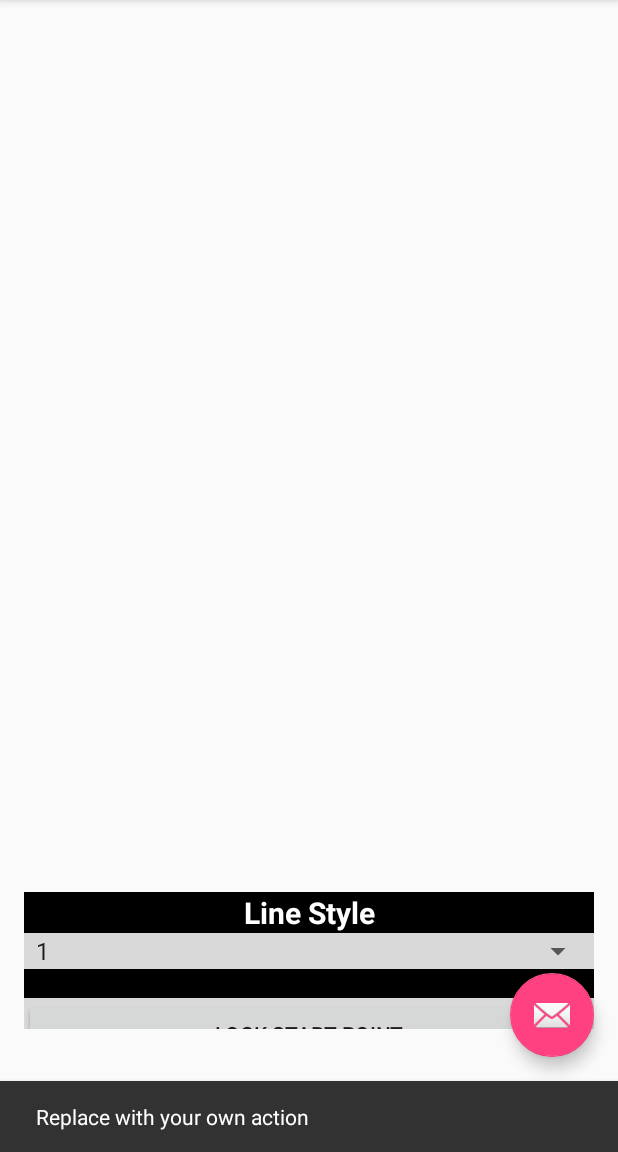
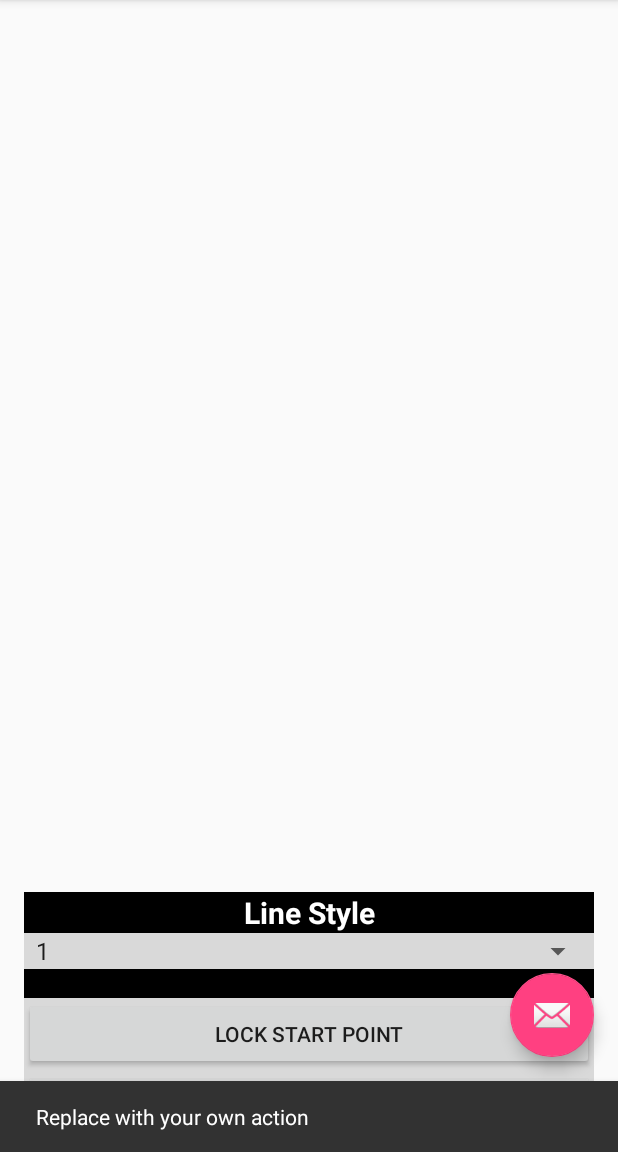
Before and after one commit to gary-larson/Canvas, an Android app: the screen it shows after launch (MainActivity), after a tap on an icon or button, on a phone screen of 412 x 824 dp, the part 84-1236 px from its top. Run offline under Robolectric (Android 15) with nearby library versions, the phone set to English and light mode, and no system bars.

Commit message:
Merge branch 'master' of git://github.com/Antonio408/Canvas into Antonio408-master
# Conflicts:
#	app/src/main/java/com/antonioramos/canvas/DrawShape.java
#	app/src/main/res/menu/menu_main.xml

```diff
--- a/app/src/main/java/com/antonioramos/canvas/DrawShape.java
+++ b/app/src/main/java/com/antonioramos/canvas/DrawShape.java
@@ -25,9 +25,7 @@ public class DrawShape extends View {
     private float x_end,y_end;
     private int currentColor = Color.BLACK;
     float strokeWidth =1;
-    ArrayList<Lines> lines;
     ArrayList<MyShape> shapes;
-    Lines newLine;
     boolean lockPoint = false;
     boolean lock= false;
 
@@ -47,7 +45,6 @@ public class DrawShape extends View {
     }
 
     private void setup(AttributeSet attributeSet){
-        lines = new ArrayList<>();
         shapes = new ArrayList<>();
         drawShape = new Paint();
         drawShape.setColor(currentColor);
@@ -58,14 +55,7 @@ public class DrawShape extends View {
     @Override
     protected void onDraw(Canvas canvas) {
         super.onDraw(canvas);
-/*
-        for(Lines newLine : lines) {
-            drawShape.setColor(newLine.currentColor);
-            drawShape.setStrokeWidth(newLine.strokeWidth); //is used to update line weight
-            canvas.drawLine(newLine.x_start, newLine.y_start, newLine.x_stop, newLine.y_stop, drawShape); //used to redraw old lines
-        }
-            canvas.drawLine(x_begin, y_begin, x_end, y_end, drawShape); // draw current line
-            */
+
         for(MyShape shape : shapes) {
             drawShape.setColor(shape.currentColor);
             drawShape.setStrokeWidth(shape.strokeWidth);
@@ -107,8 +97,7 @@ public class DrawShape extends View {
             case MotionEvent.ACTION_UP:
                 x_end = event.getX();
                 y_end= event.getY();
-             //   newLine = new Lines(x_begin,y_begin,x_end,y_end,strokeWidth, currentColor);
-             //   lines.add(newLine);
+
                 /*
                 Created by Gary to accommodate multiple shapes
                  */
@@ -119,36 +108,26 @@ public class DrawShape extends View {
                     MyRectangle newMyRectangle = new MyRectangle(x_begin,y_begin,x_end,y_end,strokeWidth, currentColor);
                     shapes.add(newMyRectangle);
                 }
-                x_begin = 0f;
-                y_begin = 0f;
-                x_end = 0f;
-                y_end = 0f;
                 invalidate();
                 break;
         }
 
         return true;
     }
-    //set color to shapes
+    /*
+       sets line shape color -by Antonio
+    */
     public void setColor(int color){
         currentColor = color;
     }
-    //sets line weight, create new object and pass line data and adds object to ArrayList
-    //this method ensures only future lines are effected by line weight setting
+    /*
+      sets line weight, create new object and pass line data and adds object to ArrayList
+      this method ensures only future lines are effected by line weight setting -by Antonio
+   */
     public void setLineWeight(int weight){
         DisplayMetrics dm = getResources().getDisplayMetrics();
         strokeWidth = TypedValue.applyDimension(TypedValue.COMPLEX_UNIT_DIP,weight,dm);
-        newLine = new Lines(0,0,0,0, strokeWidth, currentColor);
-        lines.add(newLine);
     }
-    //redraws canvas
-    /*
-    removed by Gary for replacement function
-     */
- /*   public void setList(ArrayList<Lines> line){
-        lines = line;
-        invalidate();
-    } */
 
     /*
     Created by Gary to work with shapes
@@ -157,26 +136,22 @@ public class DrawShape extends View {
         this.shapes = shapes;
         invalidate();
     }
-    //passes line arraylist to main for saving
-    public ArrayList<Lines> getList(){
 
-        return lines;
-
-    }
-
-    public void ClearList() {
-        this.shapes.clear();
-        invalidate();
-    }
-
+    /*
+       returns ArrayList<Myshape> to main for saving - by Gary & Antonio
+    */
     public ArrayList<MyShape> getMyList() {
         return shapes;
     }
-    //locks start point
+    /*
+      locks start point in place -by Antonio
+   */
     public void setLock(boolean lockStartPoint){
        lock = lockStartPoint;
     }
-    //unlocks start point
+    /*
+     unlocks start point -by Antonio
+   */
     public void unLock(boolean unlockStartPoint){
         lockPoint =lock = unlockStartPoint;
     }
--- a/app/src/main/java/com/antonioramos/canvas/Lines.java
+++ /dev/null
@@ -1,32 +0,0 @@
-package com.antonioramos.canvas;
-
-import android.content.Context;
-import android.support.v7.app.AppCompatActivity;
-import android.util.DisplayMetrics;
-import android.util.TypedValue;
-
-import java.io.Serializable;
-import java.util.ArrayList;
-
-/**
- * Created by antonio on 3/24/2017.
- */
-
-public class Lines extends AppCompatActivity implements Serializable{
-    float x_start,x_stop ;
-    float y_start, y_stop;
-    float strokeWidth;
-    int currentColor;
-
-    public Lines(float x, float y, float xx, float yy, float weight, int color){
-        x_start =x;
-        y_start =y;
-        x_stop =xx;
-        y_stop=yy;
-        currentColor = color;
-        strokeWidth = weight;
-    }
-
-
-
-}
--- a/app/src/main/res/layout/content_main.xml
+++ b/app/src/main/res/layout/content_main.xml
@@ -31,7 +31,8 @@
 
     <ScrollView
         android:layout_width="match_parent"
-        android:layout_height="91dp">
+        android:layout_height="91dp"
+        android:layout_weight="0.13">
 
         <LinearLayout
             android:layout_width="match_parent"
--- a/app/src/main/res/menu/menu_main.xml
+++ b/app/src/main/res/menu/menu_main.xml
@@ -9,6 +9,7 @@
         app:showAsAction="never" />
     <item
         android:id="@+id/action_line"
+
         android:orderInCategory="40"
         android:title="@string/action_line"
         app:showAsAction="never" />
@@ -17,6 +18,7 @@
         android:orderInCategory="50"
         android:title="@string/action_rectangle"
         app:showAsAction="never" />
+
     <item
         android:id="@+id/action_color"
         android:orderInCategory="60"
```
Also changed, not shown: app/src/main/java/com/antonioramos/canvas/MainActivity.java (+41 -82 lines).
